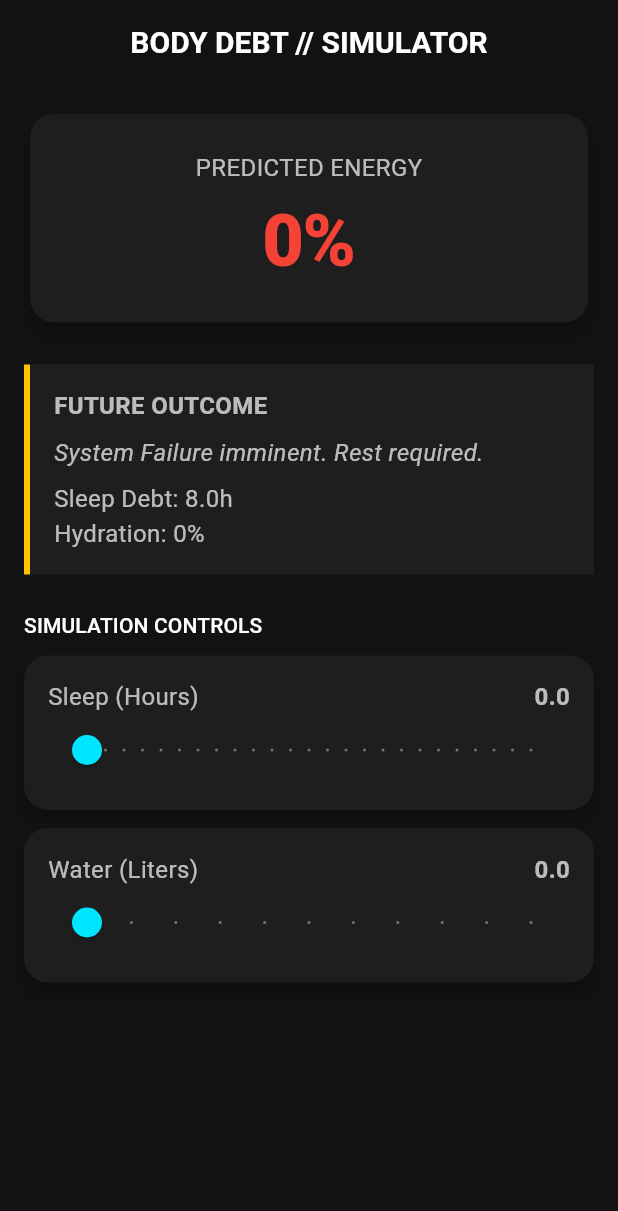
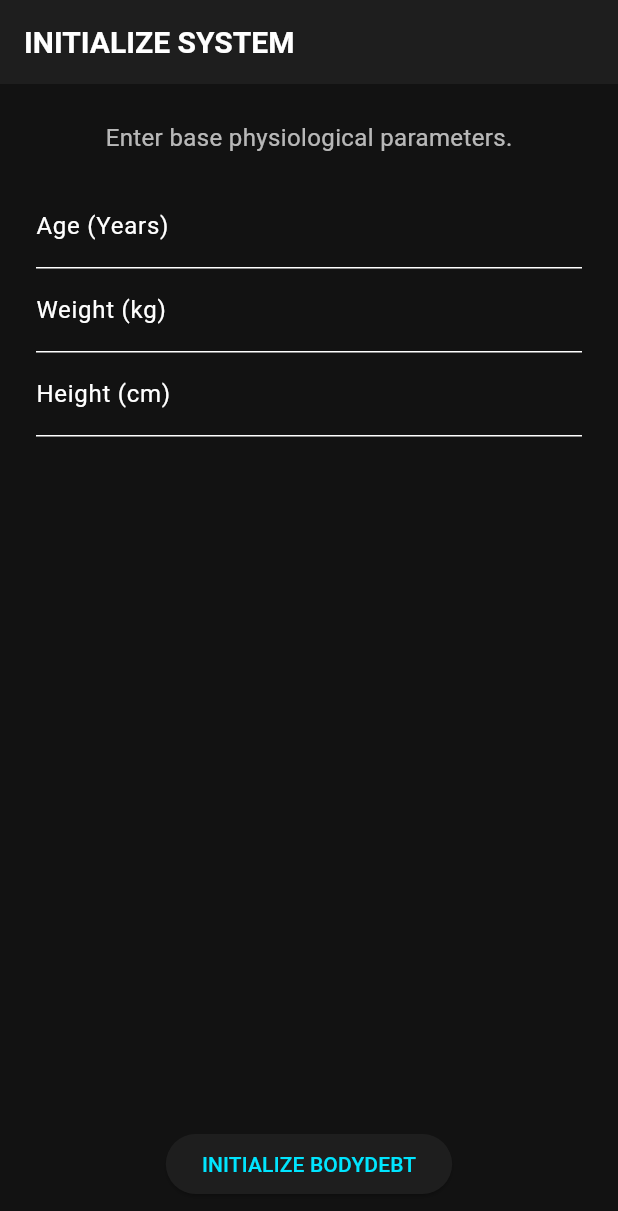
Before and after one commit to Albypuntoexe/body_debt, a Flutter app: the screen it shows after launch, on a phone screen of 412 x 824 dp. Shown: the top 1211 px of the screen. Run offline on Flutter 3.47's test engine with Material 3 defaults, Android fonts, the phone set to English and light mode, and no system bars; our stand-ins replace shared_preferences.

Commit message:
added save to disk logic

```diff
--- a/lib/main.dart
+++ b/lib/main.dart
@@ -11,17 +11,11 @@ import 'app/theme.dart';
 void main() async {
   WidgetsFlutterBinding.ensureInitialized();
 
-  // 1. Platform
   final prefs = await SharedPreferences.getInstance();
-
-  // 2. Service
   final prefsService = PreferencesService(prefs);
-
-  // 3. Repository (The Brain)
   final simRepo = SimulationRepository(prefsService);
 
   runApp(
-    // 4. ViewModel (Provider)
     ChangeNotifierProvider(
       create: (_) => SimulationViewModel(simRepo),
       child: const BodyDebtApp(),
@@ -37,7 +31,7 @@ class BodyDebtApp extends StatelessWidget {
     return MaterialApp(
       title: 'BodyDebt',
       debugShowCheckedModeBanner: false,
-      theme: AppTheme.darkTheme, // Forced dark mode for simulation vibe
+      theme: AppTheme.darkTheme,
       home: const DashboardScreen(),
     );
   }
--- a/lib/models/models.dart
+++ b/lib/models/models.dart
@@ -1,11 +1,11 @@
-import 'package:flutter/foundation.dart';
+import 'dart:convert';
 
 // --- User Profile (Setup) ---
 class UserProfile {
   final int age;
   final double weightKg;
   final double heightCm;
-  final String gender; // 'M' or 'F'
+  final String gender;
 
   const UserProfile({
     required this.age,
@@ -14,17 +14,39 @@ class UserProfile {
     this.gender = 'M',
   });
 
-  // Calculate BMI automatically within the model logic
   double get bmi => weightKg / ((heightCm / 100) * (heightCm / 100));
 
-  static const empty = UserProfile(age: 25, weightKg: 70, heightCm: 175);
+  static const empty = UserProfile(age: 0, weightKg: 0, heightCm: 0);
+  bool get isSet => age > 0; // Check if user has completed setup
+
+  // Serialization for Disk Storage
+  Map<String, dynamic> toMap() {
+    return {
+      'age': age,
+      'weightKg': weightKg,
+      'heightCm': heightCm,
+      'gender': gender,
+    };
+  }
+
+  factory UserProfile.fromMap(Map<String, dynamic> map) {
+    return UserProfile(
+      age: map['age'] ?? 25,
+      weightKg: map['weightKg']?.toDouble() ?? 70.0,
+      heightCm: map['heightCm']?.toDouble() ?? 175.0,
+      gender: map['gender'] ?? 'M',
+    );
+  }
+
+  String toJson() => json.encode(toMap());
+  factory UserProfile.fromJson(String source) => UserProfile.fromMap(json.decode(source));
 }
 
 // --- Daily Inputs (Sleep & Water) ---
 class DailyInput {
   final double sleepHours;
   final double waterLiters;
-  final double activityLevel; // 1.0 to 2.0 multiplier
+  final double activityLevel;
 
   const DailyInput({
     this.sleepHours = 0,
@@ -39,15 +61,32 @@ class DailyInput {
       activityLevel: activityLevel ?? this.activityLevel,
     );
   }
+
+  // Serialization
+  Map<String, dynamic> toMap() {
+    return {
+      'sleepHours': sleepHours,
+      'waterLiters': waterLiters,
+      'activityLevel': activityLevel,
+    };
+  }
+
+  factory DailyInput.fromMap(Map<String, dynamic> map) {
+    return DailyInput(
+      sleepHours: map['sleepHours']?.toDouble() ?? 0.0,
+      waterLiters: map['waterLiters']?.toDouble() ?? 0.0,
+      activityLevel: map['activityLevel']?.toDouble() ?? 1.2,
+    );
+  }
 }
 
-// --- The Simulation Result (Output) ---
+// --- Simulation Result ---
 class SimulationResult {
-  final int energyPercentage;    // 0-100%
-  final double sleepDebtHours;   // Cumulative debt
-  final double hydrationStatus;  // % of requirement
-  final String predictionMessage; // "If you continue..."
-  final bool isPrediction;       // true if this is a "What If" scenario
+  final int energyPercentage;
+  final double sleepDebtHours;
+  final double hydrationStatus;
+  final String predictionMessage;
+  final bool isPrediction;
 
   const SimulationResult({
     required this.energyPercentage,
--- a/lib/repositories/simulation_repository.dart
+++ b/lib/repositories/simulation_repository.dart
@@ -1,69 +1,102 @@
+import 'dart:convert';
 import '../models/models.dart';
 import '../services/preferences_service.dart';
 
 class SimulationRepository {
   final PreferencesService _service;
 
-  // Keys
-  static const _keyWeight = 'user_weight';
-  static const _keySleep = 'last_sleep';
-  static const _keyWater = 'last_water';
+  // Storage Keys
+  static const _keyProfile = 'user_profile_data';
+  static const _keyHistory = 'history_log_map';
 
   SimulationRepository(this._service);
 
-  /// 1. Load User Data
+  // --- Profile Management ---
   UserProfile loadProfile() {
-    // In a real app, check if keys exist. Returning default for demo.
-    return UserProfile(
-      weightKg: _service.getDouble(_keyWeight) ?? 70,
-      heightCm: 175,
-      age: 25,
-    );
+    final jsonStr = _service.getString(_keyProfile);
+    if (jsonStr == null) return UserProfile.empty;
+    return UserProfile.fromJson(jsonStr);
   }
 
-  /// 2. The CORE ENGINE: Calculates BodyDebt based on inputs
-  /// This implements the "Causal" and "Predictive" logic.
+  Future<void> saveProfile(UserProfile profile) async {
+    await _service.setString(_keyProfile, profile.toJson());
+  }
+
+  // --- History & Calendar Management ---
+
+  /// Loads the specific log for a date. If none exists, returns default.
+  DailyInput loadLogForDate(DateTime date) {
+    final history = _loadHistoryMap();
+    final key = _dateToKey(date);
+
+    if (history.containsKey(key)) {
+      return DailyInput.fromMap(history[key]);
+    }
+    return const DailyInput(); // Return empty/default if no data for that day
+  }
+
+  /// Saves the log for a specific date to disk
+  Future<void> saveLogForDate(DateTime date, DailyInput input) async {
+    final history = _loadHistoryMap();
+    final key = _dateToKey(date);
+
+    history[key] = input.toMap();
+
+    // Convert entire map back to JSON and save
+    await _service.setString(_keyHistory, json.encode(history));
+  }
+
+  /// Helper: Load full history from disk
+  Map<String, dynamic> _loadHistoryMap() {
+    final jsonStr = _service.getString(_keyHistory);
+    if (jsonStr == null) return {};
+    return json.decode(jsonStr) as Map<String, dynamic>;
+  }
+
+  /// Helper: Format Date key (YYYY-MM-DD) to ignore time
+  String _dateToKey(DateTime date) {
+    return "${date.year}-${date.month.toString().padLeft(2,'0')}-${date.day.toString().padLeft(2,'0')}";
+  }
+
+  // --- Simulation Logic (The Math) ---
   SimulationResult runSimulation(UserProfile profile, DailyInput input, {bool isForecast = false}) {
+    if (!profile.isSet) return SimulationResult.initial;
 
-    // --- Logic 1: Sleep Debt ---
-    // Rule: Need 8 hours. Every missing hour is 12.5% energy loss.
-    // Recovery: You only recover 50% of surplus sleep.
     double requiredSleep = 8.0;
+    // Older people need slightly less sleep (simple logic for demo)
+    if (profile.age > 60) requiredSleep = 7.0;
+
     double sleepDifference = input.sleepHours - requiredSleep;
-
-    // Calculate simple accumulated debt (simplified for this specific day/scenario)
     double debt = sleepDifference < 0 ? -sleepDifference : 0;
 
-    // --- Logic 2: Hydration ---
-    // Rule: Base 2.5L + Activity.
-    double requiredWater = 2.5 * input.activityLevel;
+    // Hydration needs based on Weight and Activity
+    // Formula: 35ml per kg + 500ml per activity level point over 1.0
+    double baseWater = (profile.weightKg * 0.035);
+    double activityWater = (input.activityLevel - 1.0) * 0.5;
+    double requiredWater = baseWater + activityWater;
+
     double hydrationPct = (input.waterLiters / requiredWater).clamp(0.0, 1.0);
 
-    // --- Logic 3: Energy Calculation ---
-    // Start at 100%. Subtract penalties.
+    // Energy Calculation
     double energy = 100.0;
 
-    // Sleep Penalty
+    // Penalties
     if (input.sleepHours < requiredSleep) {
-      energy -= (requiredSleep - input.sleepHours) * 10; // -10% per hour lost
+      energy -= (requiredSleep - input.sleepHours) * 12;
+    }
+    if (hydrationPct < 0.9) {
+      energy -= (1.0 - hydrationPct) * 30;
     }
 
-    // Dehydration Penalty (Exponential decay)
-    if (hydrationPct < 0.8) {
-      energy -= (1.0 - hydrationPct) * 40; // Severe penalty for dehydration
-    }
+    // BMI Impact (Slight penalty if obese)
+    if (profile.bmi > 30) energy -= 5;
 
-    // --- Logic 4: Prediction String ---
-    String message = "Stable.";
-    if (energy < 50) {
-      message = isForecast
-          ? "CRITICAL: If you do this, tomorrow you will crash."
-          : "System Failure imminent. Rest required.";
-    } else if (input.waterLiters < 1.0) {
-      message = "Warning: Dehydration will reduce cognitive function by -15%.";
-    } else if (sleepDifference > 0) {
-      message = "Recovering: Energy +${(sleepDifference * 5).toInt()}% restored.";
-    }
+    // Messages
+    String message = "System Optimal.";
+    if (energy < 40) message = "SYSTEM FAILURE IMMINENT.";
+    else if (sleepDifference < -2) message = "Severe sleep deprivation detected.";
+    else if (hydrationPct < 0.5) message = "Hydration critical. Cognitive decline expected.";
+    else if (isForecast) message = "Projected outcome based on current settings.";
 
     return SimulationResult(
       energyPercentage: energy.clamp(0, 100).toInt(),
@@ -74,9 +107,8 @@ class SimulationRepository {
     );
   }
 
-  /// Save today's actual data
-  Future<void> saveLog(DailyInput input) async {
-    await _service.setDouble(_keySleep, input.sleepHours);
-    await _service.setDouble(_keyWater, input.waterLiters);
+  // --- Reset ---
+  Future<void> clearAllData() async {
+    await _service.clear();
   }
 }
--- a/lib/screens/dashboard_screen.dart
+++ b/lib/screens/dashboard_screen.dart
@@ -2,69 +2,67 @@ import 'package:flutter/material.dart';
 import 'package:provider/provider.dart';
 import '../view_models/simulation_view_model.dart';
 import '../models/models.dart';
+import 'setup_screen.dart';
 
 class DashboardScreen extends StatelessWidget {
   const DashboardScreen({super.key});
 
   @override
   Widget build(BuildContext context) {
+    // 1. Check if we need Setup
+    final needsSetup = context.select<SimulationViewModel, bool>((vm) => vm.isSetupRequired);
+    if (needsSetup) return const SetupScreen();
+
     return Scaffold(
       appBar: AppBar(
-        title: const Text('BODY DEBT // SIMULATOR'),
-        centerTitle: true,
-        backgroundColor: Colors.transparent,
+        title: Consumer<SimulationViewModel>(
+          builder: (context, vm, _) {
+            // Display Selected Date
+            final date = vm.selectedDate;
+            final isToday = date.day == DateTime.now().day && date.month == DateTime.now().month;
+            return Text(isToday ? "BODY DEBT // TODAY" : "LOG: ${date.day}/${date.month}");
+          },
         ),
+        actions: [
+          IconButton(
+            icon: const Icon(Icons.calendar_month),
+            onPressed: () => _pickDate(context),
+          ),
+        ],
+      ),
+      drawer: _buildDrawer(context),
       body: Consumer<SimulationViewModel>(
         builder: (context, vm, _) {
           final res = vm.result;
-
           return SingleChildScrollView(
             padding: const EdgeInsets.all(16),
             child: Column(
               crossAxisAlignment: CrossAxisAlignment.stretch,
               children: [
-                // --- 1. Main Energy Gauge ---
                 _buildEnergyCard(context, res),
-
+                const SizedBox(height: 24),
+                _buildPredictionBox(context, res),
                 const SizedBox(height: 24),
 
-                // --- 2. Prediction Box ---
-                _buildPredictionBox(context, res),
+                Text("INPUTS FOR: ${vm.selectedDate.day}/${vm.selectedDate.month}",
+                    style: Theme.of(context).textTheme.titleSmall),
 
-                const SizedBox(height: 24),
+                _buildSlider(context, "Sleep (Hours)", vm.input.sleepHours, 0, 14,
+                        (v) => vm.updateInputs(sleep: v)),
 
-                // --- 3. "What If" Controls (Input) ---
-                Text("SIMULATION CONTROLS", style: Theme.of(context).textTheme.titleSmall),
-                const SizedBox(height: 10),
-
-                _buildSlider(
-                  context,
-                  "Sleep (Hours)",
-                  vm.input.sleepHours,
-                  0, 12,
-                      (val) => vm.updateInputs(sleep: val),
-                ),
-
-                _buildSlider(
-                  context,
-                  "Water (Liters)",
-                  vm.input.waterLiters,
-                  0, 5,
-                      (val) => vm.updateInputs(water: val),
-                ),
+                _buildSlider(context, "Water (Liters)", vm.input.waterLiters, 0, 6,
+                        (v) => vm.updateInputs(water: v)),
 
                 const SizedBox(height: 20),
 
-                // --- 4. Commit Button ---
-                if (vm.isWhatIfMode)
+                // Only show save button if changes are made or needed
                 ElevatedButton.icon(
-                    onPressed: vm.commitDay,
-                    icon: const Icon(Icons.check, color: Colors.black),
-                    label: const Text("MAKE IT REAL (LOG TODAY)"),
+                  onPressed: vm.commitData,
+                  icon: const Icon(Icons.save_alt, color: Colors.black),
+                  label: const Text("COMMIT LOG TO DISK"),
                   style: ElevatedButton.styleFrom(
                     backgroundColor: Theme.of(context).colorScheme.primary,
                     foregroundColor: Colors.black,
-                      padding: const EdgeInsets.all(16),
                   ),
                 ),
               ],
@@ -75,33 +73,51 @@ class DashboardScreen extends StatelessWidget {
     );
   }
 
+  Widget _buildDrawer(BuildContext context) {
+    return Drawer(
+      child: ListView(
+        children: [
+          const DrawerHeader(child: Center(child: Text("SETTINGS"))),
+          ListTile(
+            leading: const Icon(Icons.delete_forever, color: Colors.red),
+            title: const Text("Factory Reset (Cancel All)"),
+            onTap: () {
+              Navigator.pop(context); // Close drawer
+              context.read<SimulationViewModel>().resetApp();
+            },
+          )
+        ],
+      ),
+    );
+  }
+
+  Future<void> _pickDate(BuildContext context) async {
+    final vm = context.read<SimulationViewModel>();
+    final newDate = await showDatePicker(
+      context: context,
+      initialDate: vm.selectedDate,
+      firstDate: DateTime(2024),
+      lastDate: DateTime.now(), // Cannot predict future inputs, only log past/present
+    );
+    if (newDate != null) {
+      vm.selectDate(newDate);
+    }
+  }
+
   Widget _buildEnergyCard(BuildContext context, SimulationResult res) {
     Color statusColor = res.energyPercentage > 70
         ? Theme.of(context).colorScheme.primary
         : (res.energyPercentage > 40 ? Colors.amber : Colors.red);
-
     return Card(
       child: Padding(
         padding: const EdgeInsets.all(24),
         child: Column(
           children: [
-            const Text("PREDICTED ENERGY"),
-            const SizedBox(height: 8),
-            Text(
-              "${res.energyPercentage}%",
-              style: Theme.of(context).textTheme.headlineLarge?.copyWith(
-                color: statusColor,
-              ),
-            ),
-            if (res.isPrediction)
-              Container(
-                padding: const EdgeInsets.symmetric(horizontal: 8, vertical: 4),
-                decoration: BoxDecoration(
-                    border: Border.all(color: statusColor),
-                    borderRadius: BorderRadius.circular(4)
-                ),
-                child: const Text("WHAT-IF SCENARIO ACTIVE", style: TextStyle(fontSize: 10)),
-              )
+            const Text("BODY BATTERY"),
+            Text("${res.energyPercentage}%",
+                style: Theme.of(context).textTheme.headlineLarge?.copyWith(color: statusColor)),
+            Text(res.isPrediction ? "[ SIMULATION MODE ]" : "[ LOGGED DATA ]",
+                style: const TextStyle(fontSize: 10, letterSpacing: 1.5)),
           ],
         ),
       ),
@@ -112,14 +128,11 @@ class DashboardScreen extends StatelessWidget {
     return Container(
       padding: const EdgeInsets.all(16),
       decoration: BoxDecoration(
-        color: Colors.white.withOpacity(0.05),
         border: Border(left: BorderSide(color: Theme.of(context).colorScheme.secondary, width: 4)),
       ),
       child: Column(
         crossAxisAlignment: CrossAxisAlignment.start,
         children: [
-          const Text("FUTURE OUTCOME", style: TextStyle(fontWeight: FontWeight.bold)),
-          const SizedBox(height: 8),
           Text(res.predictionMessage, style: const TextStyle(fontStyle: FontStyle.italic)),
           const SizedBox(height: 8),
           Text("Sleep Debt: ${res.sleepDebtHours.toStringAsFixed(1)}h"),
@@ -130,30 +143,14 @@ class DashboardScreen extends StatelessWidget {
   }
 
   Widget _buildSlider(BuildContext context, String label, double value, double min, double max, Function(double) onChanged) {
-    return Card(
-      margin: const EdgeInsets.only(bottom: 12),
-      child: Padding(
-        padding: const EdgeInsets.all(16.0),
-        child: Column(
-          crossAxisAlignment: CrossAxisAlignment.start,
+    return Column(
       children: [
-            Row(
-              mainAxisAlignment: MainAxisAlignment.spaceBetween,
-              children: [
+        Row(mainAxisAlignment: MainAxisAlignment.spaceBetween, children: [
           Text(label),
-                Text(value.toStringAsFixed(1), style: const TextStyle(fontWeight: FontWeight.bold)),
+          Text(value.toStringAsFixed(1))
+        ]),
+        Slider(value: value, min: min, max: max, onChanged: onChanged),
       ],
-            ),
-            Slider(
-              value: value,
-              min: min,
-              max: max,
-              divisions: (max * 2).toInt(),
-              onChanged: onChanged,
-            ),
-          ],
-        ),
-      ),
     );
   }
 }
--- /dev/null
+++ b/lib/screens/setup_screen.dart
@@ -0,0 +1,69 @@
+import 'package:flutter/material.dart';
+import 'package:provider/provider.dart';
+import '../view_models/simulation_view_model.dart';
+
+class SetupScreen extends StatefulWidget {
+  const SetupScreen({super.key});
+
+  @override
+  State<SetupScreen> createState() => _SetupScreenState();
+}
+
+class _SetupScreenState extends State<SetupScreen> {
+  final _formKey = GlobalKey<FormState>();
+  final _ageCtrl = TextEditingController();
+  final _weightCtrl = TextEditingController();
+  final _heightCtrl = TextEditingController();
+
+  @override
+  Widget build(BuildContext context) {
+    return Scaffold(
+      appBar: AppBar(title: const Text("INITIALIZE SYSTEM")),
+      body: Padding(
+        padding: const EdgeInsets.all(24.0),
+        child: Form(
+          key: _formKey,
+          child: Column(
+            children: [
+              const Text("Enter base physiological parameters."),
+              const SizedBox(height: 20),
+              TextFormField(
+                controller: _ageCtrl,
+                decoration: const InputDecoration(labelText: "Age (Years)"),
+                keyboardType: TextInputType.number,
+                validator: (v) => v!.isEmpty ? "Required" : null,
+              ),
+              TextFormField(
+                controller: _weightCtrl,
+                decoration: const InputDecoration(labelText: "Weight (kg)"),
+                keyboardType: TextInputType.number,
+                validator: (v) => v!.isEmpty ? "Required" : null,
+              ),
+              TextFormField(
+                controller: _heightCtrl,
+                decoration: const InputDecoration(labelText: "Height (cm)"),
+                keyboardType: TextInputType.number,
+                validator: (v) => v!.isEmpty ? "Required" : null,
+              ),
+              const Spacer(),
+              ElevatedButton(
+                onPressed: () {
+                  if (_formKey.currentState!.validate()) {
+                    final vm = context.read<SimulationViewModel>();
+                    vm.saveUserProfile(
+                      int.parse(_ageCtrl.text),
+                      double.parse(_weightCtrl.text),
+                      double.parse(_heightCtrl.text),
+                      'M',
+                    );
+                  }
+                },
+                child: const Text("INITIALIZE BODYDEBT"),
+              )
+            ],
+          ),
+        ),
+      ),
+    );
+  }
+}
```
Also changed, not shown: lib/services/preferences_service.dart (+4 -4 lines), lib/view_models/simulation_view_model.dart (+65 -23 lines). Lines whose indentation alone changed are shown as unchanged.
